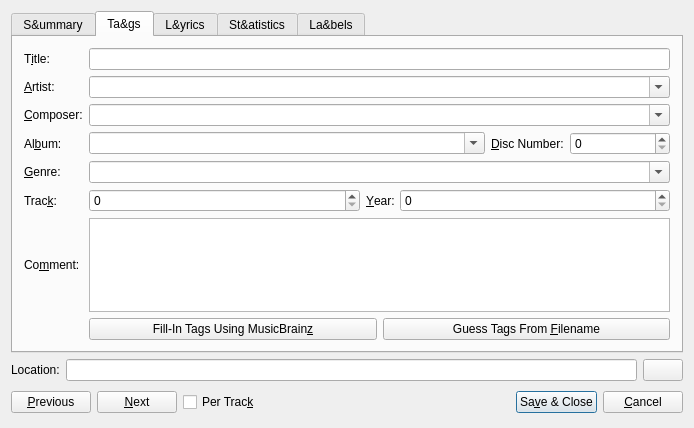
Before: the Qt Designer form src/dialogs/tagdialogbase.ui in KDE/amarok, drawn with Qt 5.
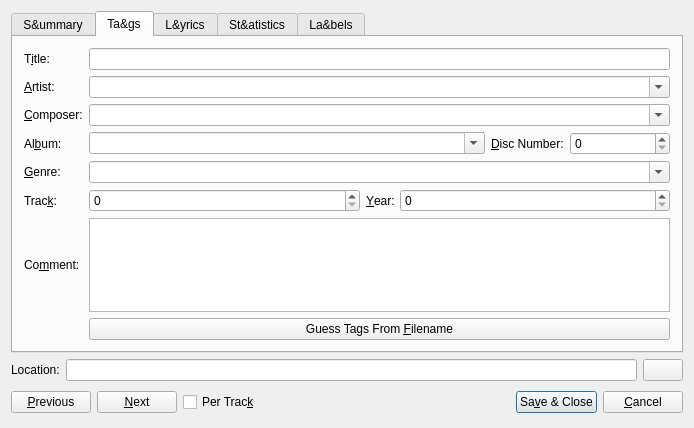
After: the same form once the commit is applied. Custom widgets are drawn as their Qt base class.

Commit message: Remove the musicbrainz button from the tag dialog as it has been removed

Patch:
```diff
--- a/src/dialogs/tagdialogbase.ui
+++ b/src/dialogs/tagdialogbase.ui
@@ -420,13 +420,6 @@
            </item>
            <item row="8" column="1" >
             <layout class="QHBoxLayout" >
-             <item>
-              <widget class="QPushButton" name="pushButton_musicbrainz" >
-               <property name="text" >
-                <string>Fill-In Tags Using MusicBrain&amp;z</string>
-               </property>
-              </widget>
-             </item>
              <item>
               <widget class="QPushButton" name="pushButton_guessTags" >
                <property name="text" >
```
